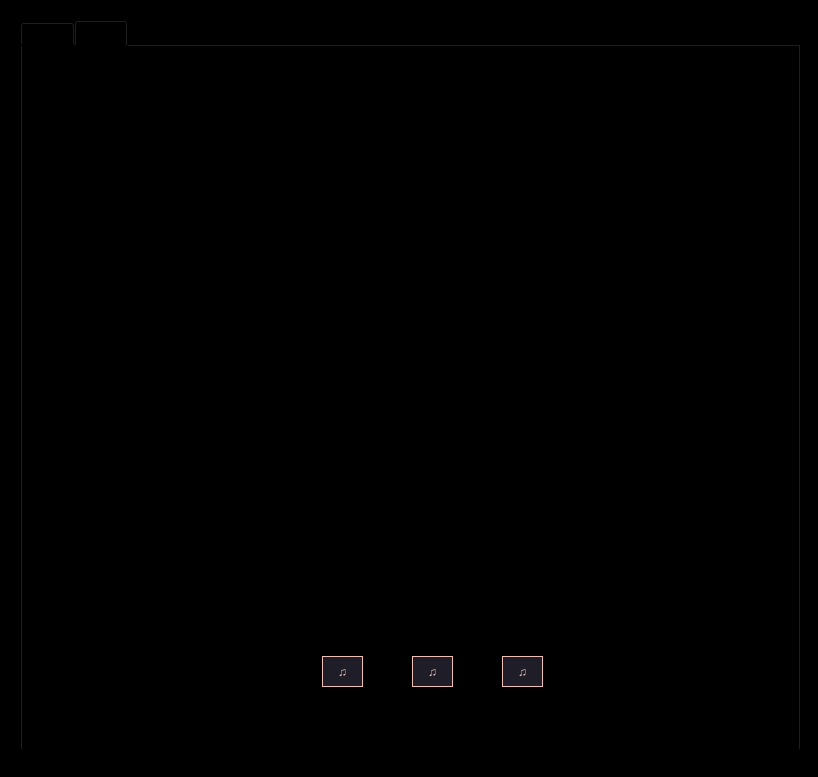
Before: the Qt Designer form ui.ui in alaaosamaa/DSP-Task4, drawn with Qt 5.
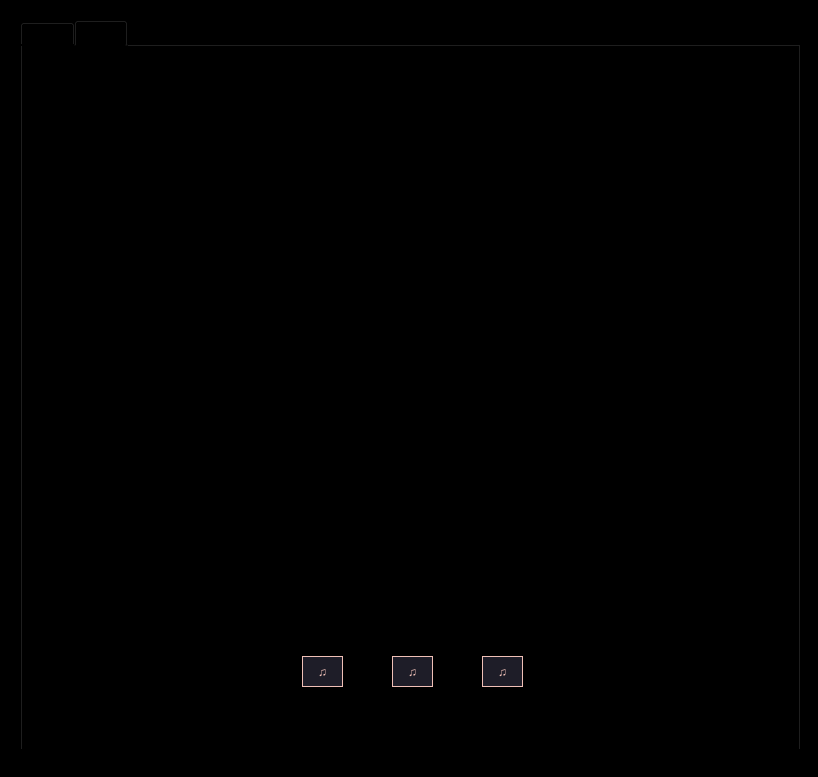
After: the same form once the commit is applied. The open tabs and pages were chosen to show the change. Custom widgets are drawn as their Qt base class.

Diff of the .ui file:
```diff
--- a/ui.ui
+++ b/ui.ui
@@ -1420,7 +1420,7 @@
      <widget class="QPushButton" name="Play">
       <property name="geometry">
        <rect>
-        <x>390</x>
+        <x>370</x>
         <y>610</y>
         <width>41</width>
         <height>31</height>
@@ -1624,7 +1624,7 @@
      <widget class="QPushButton" name="Stop">
       <property name="geometry">
        <rect>
-        <x>480</x>
+        <x>460</x>
         <y>610</y>
         <width>41</width>
         <height>31</height>
@@ -1828,7 +1828,7 @@
      <widget class="QPushButton" name="Pause">
       <property name="geometry">
        <rect>
-        <x>300</x>
+        <x>280</x>
         <y>610</y>
         <width>41</width>
         <height>31</height>
@@ -2032,7 +2032,7 @@
      <widget class="PlotWidget" name="song1">
       <property name="geometry">
        <rect>
-        <x>70</x>
+        <x>50</x>
         <y>30</y>
         <width>311</width>
         <height>271</height>
@@ -2402,7 +2402,7 @@
      <widget class="PlotWidget" name="mixedsong">
       <property name="geometry">
        <rect>
-        <x>250</x>
+        <x>230</x>
         <y>320</y>
         <width>311</width>
         <height>271</height>
```
Left out of the diff: 2 changed lines with no effect on the pictures.
